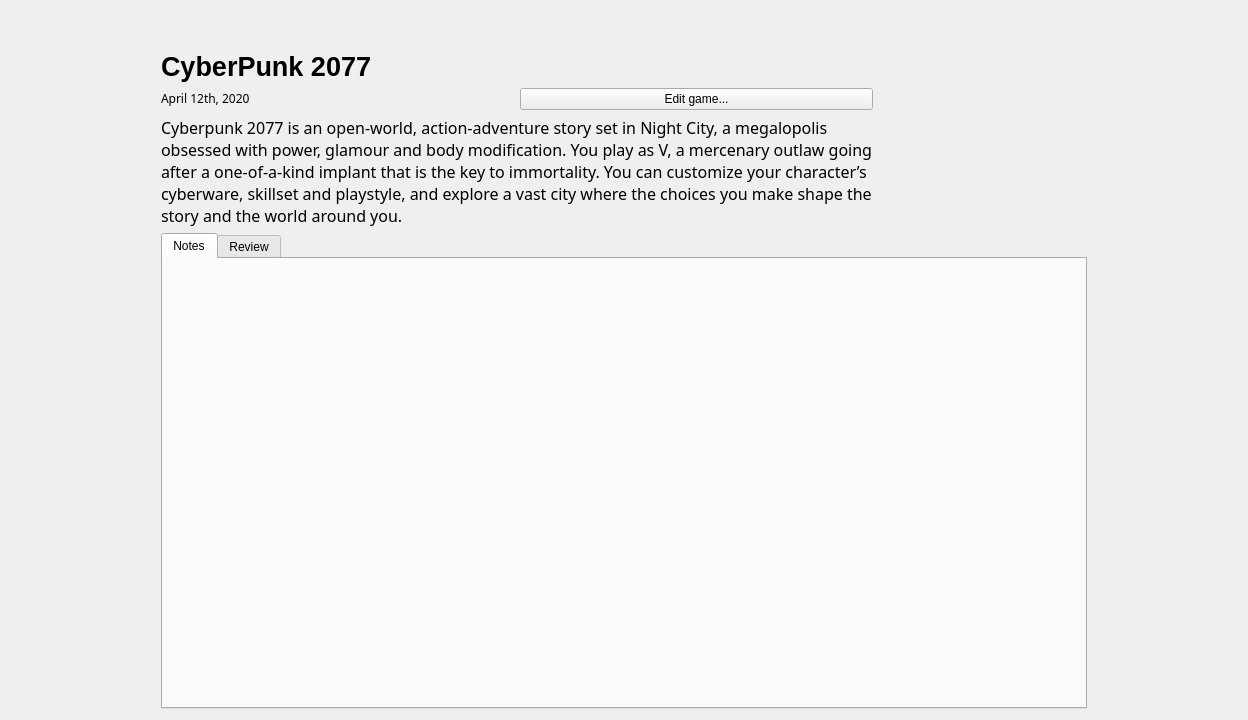
First picture: the form in VGTrackerDesktop/gameinfo.ui, repository davidAzr/VGTrackerDesktop, before the edit.
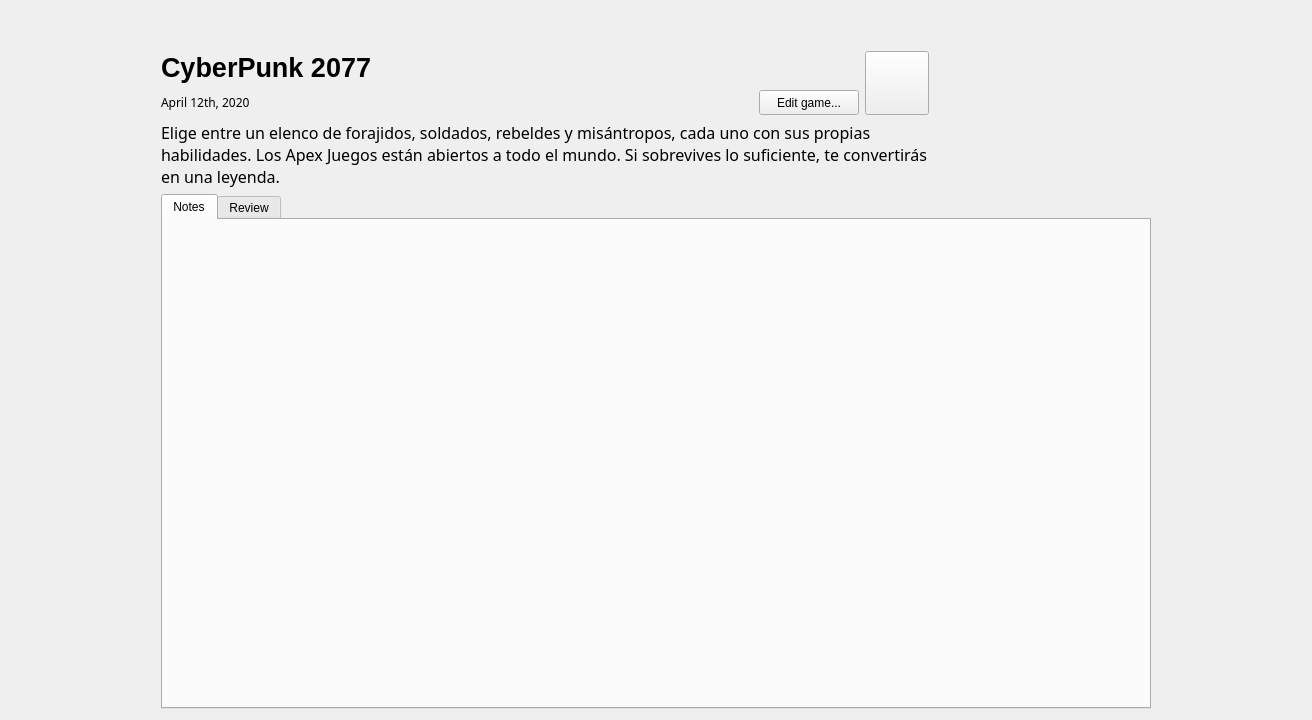
Second picture: the form after the edit. Icons and pictures are not drawn. Custom widgets are drawn as their Qt base class.

Commit message: Added favourite button and style

```diff
--- a/VGTrackerDesktop/gameinfo.ui
+++ b/VGTrackerDesktop/gameinfo.ui
@@ -6,7 +6,7 @@
    <rect>
     <x>0</x>
     <y>0</y>
-    <width>1248</width>
+    <width>1312</width>
     <height>720</height>
    </rect>
   </property>
@@ -17,77 +17,23 @@
    <string notr="true"/>
   </property>
   <layout class="QGridLayout" name="gridLayout">
-   <item row="1" column="0">
-    <spacer name="horizontalSpacer">
+   <item row="1" column="4">
+    <spacer name="horizontalSpacer_3">
      <property name="orientation">
       <enum>Qt::Horizontal</enum>
      </property>
      <property name="sizeType">
-      <enum>QSizePolicy::Preferred</enum>
+      <enum>QSizePolicy::Fixed</enum>
      </property>
      <property name="sizeHint" stdset="0">
       <size>
-       <width>150</width>
+       <width>40</width>
        <height>20</height>
       </size>
      </property>
     </spacer>
    </item>
-   <item row="1" column="5">
-    <spacer name="horizontalSpacer_2">
-     <property name="orientation">
-      <enum>Qt::Horizontal</enum>
-     </property>
-     <property name="sizeType">
-      <enum>QSizePolicy::Preferred</enum>
-     </property>
-     <property name="sizeHint" stdset="0">
-      <size>
-       <width>150</width>
-       <height>20</height>
-      </size>
-     </property>
-    </spacer>
-   </item>
-   <item row="0" column="4">
-    <spacer name="verticalSpacer">
-     <property name="orientation">
-      <enum>Qt::Vertical</enum>
-     </property>
-     <property name="sizeType">
-      <enum>QSizePolicy::Preferred</enum>
-     </property>
-     <property name="sizeHint" stdset="0">
-      <size>
-       <width>20</width>
-       <height>40</height>
-      </size>
-     </property>
-    </spacer>
-   </item>
-   <item row="2" column="1">
-    <widget class="QLabel" name="lb_releasedate">
-     <property name="sizePolicy">
-      <sizepolicy hsizetype="Preferred" vsizetype="Fixed">
-       <horstretch>0</horstretch>
-       <verstretch>0</verstretch>
-      </sizepolicy>
-     </property>
-     <property name="font">
-      <font>
-       <family>Bahnschrift Light</family>
-       <pointsize>9</pointsize>
-      </font>
-     </property>
-     <property name="text">
-      <string>April 12th, 2020</string>
-     </property>
-     <property name="class" stdset="0">
-      <string>formLabel</string>
-     </property>
-    </widget>
-   </item>
-   <item row="1" column="4" rowspan="3">
+   <item row="1" column="5" rowspan="3">
     <widget class="QLabel" name="lb_cover">
      <property name="sizePolicy">
       <sizepolicy hsizetype="Fixed" vsizetype="Fixed">
@@ -112,30 +58,7 @@
      </property>
     </widget>
    </item>
-   <item row="1" column="1">
-    <widget class="QLabel" name="lb_title">
-     <property name="sizePolicy">
-      <sizepolicy hsizetype="Preferred" vsizetype="Fixed">
-       <horstretch>0</horstretch>
-       <verstretch>0</verstretch>
-      </sizepolicy>
-     </property>
-     <property name="font">
-      <font>
-       <pointsize>20</pointsize>
-       <weight>75</weight>
-       <bold>true</bold>
-      </font>
-     </property>
-     <property name="text">
-      <string>CyberPunk 2077</string>
-     </property>
-     <property name="class" stdset="0">
-      <string>formTitle</string>
-     </property>
-    </widget>
-   </item>
-   <item row="4" column="1" colspan="4">
+   <item row="4" column="1" colspan="5">
     <widget class="QTabWidget" name="tabWidget">
      <property name="autoFillBackground">
       <bool>false</bool>
@@ -158,24 +81,86 @@
      </widget>
     </widget>
    </item>
-   <item row="1" column="3">
-    <spacer name="horizontalSpacer_3">
+   <item row="1" column="6">
+    <spacer name="horizontalSpacer_2">
      <property name="orientation">
       <enum>Qt::Horizontal</enum>
      </property>
      <property name="sizeType">
-      <enum>QSizePolicy::Fixed</enum>
+      <enum>QSizePolicy::Preferred</enum>
      </property>
      <property name="sizeHint" stdset="0">
       <size>
-       <width>40</width>
+       <width>150</width>
        <height>20</height>
       </size>
      </property>
     </spacer>
    </item>
+   <item row="2" column="1">
+    <widget class="QLabel" name="lb_releasedate">
+     <property name="sizePolicy">
+      <sizepolicy hsizetype="Preferred" vsizetype="Fixed">
+       <horstretch>0</horstretch>
+       <verstretch>0</verstretch>
+      </sizepolicy>
+     </property>
+     <property name="font">
+      <font>
+       <family>Bahnschrift Light</family>
+       <pointsize>9</pointsize>
+      </font>
+     </property>
+     <property name="text">
+      <string>April 12th, 2020</string>
+     </property>
+     <property name="class" stdset="0">
+      <string>formLabel</string>
+     </property>
+    </widget>
+   </item>
+   <item row="1" column="3" rowspan="2">
+    <widget class="HeartButton" name="bt_favourite">
+     <property name="sizePolicy">
+      <sizepolicy hsizetype="Fixed" vsizetype="Preferred">
+       <horstretch>0</horstretch>
+       <verstretch>0</verstretch>
+      </sizepolicy>
+     </property>
+     <property name="minimumSize">
+      <size>
+       <width>64</width>
+       <height>64</height>
+      </size>
+     </property>
+     <property name="text">
+      <string/>
+     </property>
+     <property name="iconSize">
+      <size>
+       <width>48</width>
+       <height>48</height>
+      </size>
+     </property>
+     <property name="class" stdset="0">
+      <string>heartButton</string>
+     </property>
+    </widget>
+   </item>
    <item row="2" column="2">
     <widget class="QPushButton" name="bt_editGame">
+     <property name="sizePolicy">
+      <sizepolicy hsizetype="Fixed" vsizetype="Preferred">
+       <horstretch>0</horstretch>
+       <verstretch>0</verstretch>
+      </sizepolicy>
+     </property>
+     <property name="minimumSize">
+      <size>
+       <width>100</width>
+       <height>0</height>
+      </size>
+     </property>
      <property name="text">
       <string>Edit game...</string>
      </property>
@@ -184,10 +169,42 @@
      </property>
     </widget>
    </item>
-   <item row="3" column="1" colspan="2">
+   <item row="1" column="0">
+    <spacer name="horizontalSpacer">
+     <property name="orientation">
+      <enum>Qt::Horizontal</enum>
+     </property>
+     <property name="sizeType">
+      <enum>QSizePolicy::Preferred</enum>
+     </property>
+     <property name="sizeHint" stdset="0">
+      <size>
+       <width>150</width>
+       <height>20</height>
+      </size>
+     </property>
+    </spacer>
+   </item>
+   <item row="0" column="5">
+    <spacer name="verticalSpacer">
+     <property name="orientation">
+      <enum>Qt::Vertical</enum>
+     </property>
+     <property name="sizeType">
+      <enum>QSizePolicy::Preferred</enum>
+     </property>
+     <property name="sizeHint" stdset="0">
+      <size>
+       <width>20</width>
+       <height>40</height>
+      </size>
+     </property>
+    </spacer>
+   </item>
+   <item row="3" column="1" colspan="3">
     <widget class="QLabel" name="lb_summary">
      <property name="sizePolicy">
-      <sizepolicy hsizetype="Preferred" vsizetype="Preferred">
+      <sizepolicy hsizetype="Expanding" vsizetype="Preferred">
        <horstretch>0</horstretch>
        <verstretch>0</verstretch>
       </sizepolicy>
@@ -199,7 +216,7 @@
       </font>
      </property>
      <property name="text">
-      <string>Cyberpunk 2077 is an open-world, action-adventure story set in Night City, a megalopolis obsessed with power, glamour and body modification. You play as V, a mercenary outlaw going after a one-of-a-kind implant that is the key to immortality. You can customize your character’s cyberware, skillset and playstyle, and explore a vast city where the choices you make shape the story and the world around you.</string>
+      <string>Elige entre un elenco de forajidos, soldados, rebeldes y misántropos, cada uno con sus propias habilidades. Los Apex Juegos están abiertos a todo el mundo. Si sobrevives lo suficiente, te convertirás en una leyenda.</string>
      </property>
      <property name="scaledContents">
       <bool>false</bool>
@@ -215,8 +232,38 @@
      </property>
     </widget>
    </item>
+   <item row="1" column="1" colspan="2">
+    <widget class="QLabel" name="lb_title">
+     <property name="sizePolicy">
+      <sizepolicy hsizetype="Preferred" vsizetype="Fixed">
+       <horstretch>0</horstretch>
+       <verstretch>0</verstretch>
+      </sizepolicy>
+     </property>
+     <property name="font">
+      <font>
+       <pointsize>20</pointsize>
+       <weight>75</weight>
+       <bold>true</bold>
+      </font>
+     </property>
+     <property name="text">
+      <string>CyberPunk 2077</string>
+     </property>
+     <property name="class" stdset="0">
+      <string>formTitle</string>
+     </property>
+    </widget>
+   </item>
   </layout>
  </widget>
+ <customwidgets>
+  <customwidget>
+   <class>HeartButton</class>
+   <extends>QPushButton</extends>
+   <header>heartbutton.h</header>
+  </customwidget>
+ </customwidgets>
  <resources/>
  <connections/>
 </ui>
```
The commit also changes 13 other files.
